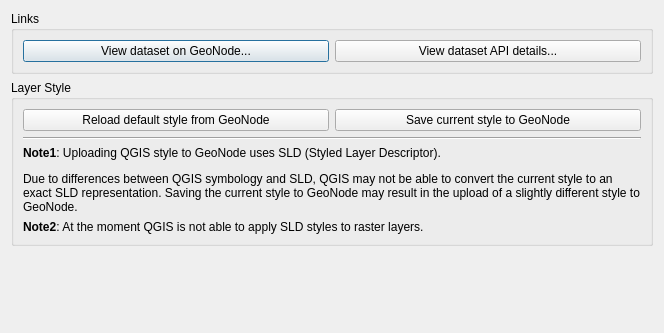
First picture: the form in src/qgis_geonode/ui/qgis_geonode_layer_dialog.ui, repository GeoNode/QGISGeoNodePlugin, before the edit.
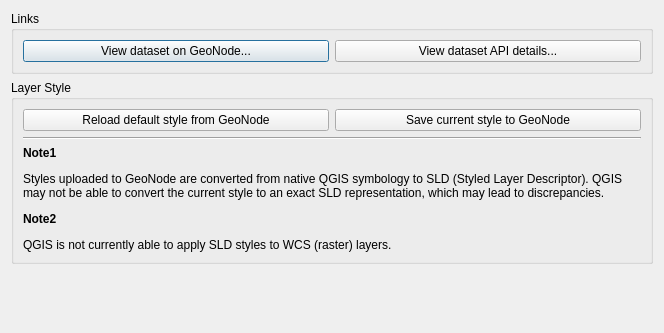
Second picture: the form after the edit. Custom widgets are drawn as their Qt base class.

Commit message: Enable saving raster SLD on the remote GeoNode

Diff of the .ui file:
```diff
--- a/src/qgis_geonode/ui/qgis_geonode_layer_dialog.ui
+++ b/src/qgis_geonode/ui/qgis_geonode_layer_dialog.ui
@@ -80,17 +80,7 @@
          </sizepolicy>
         </property>
         <property name="text">
-         <string>&lt;html&gt;&lt;head/&gt;&lt;body&gt;&lt;p&gt;&lt;span style=&quot; font-weight:600;&quot;&gt;Note1&lt;/span&gt;: Uploading QGIS style to GeoNode uses SLD (Styled Layer Descriptor). &lt;/p&gt;&lt;p&gt;Due to differences between QGIS symbology and SLD, QGIS may not be able to convert the current style to an exact SLD representation. Saving the current style to GeoNode may result in the upload of a slightly different style to GeoNode.&lt;/p&gt;&lt;/body&gt;&lt;/html&gt;</string>
-        </property>
-        <property name="wordWrap">
-         <bool>true</bool>
-        </property>
-       </widget>
-      </item>
-      <item>
-       <widget class="QLabel" name="raster_style_read_warning_la">
-        <property name="text">
-         <string>&lt;html&gt;&lt;head/&gt;&lt;body&gt;&lt;p&gt;&lt;span style=&quot; font-weight:600;&quot;&gt;Note2&lt;/span&gt;: At the moment QGIS is not able to apply SLD styles to raster layers.&lt;/p&gt;&lt;/body&gt;&lt;/html&gt;</string>
+         <string>&lt;html&gt;&lt;head/&gt;&lt;body&gt;&lt;p&gt;&lt;span style=&quot; font-weight:600;&quot;&gt;Note1&lt;/span&gt;&lt;/p&gt;&lt;p&gt;Styles uploaded to GeoNode are converted from native QGIS symbology to SLD (Styled Layer Descriptor). QGIS may not be able to convert the current style to an exact SLD representation, which may lead to discrepancies.&lt;/p&gt;&lt;p&gt;&lt;span style=&quot; font-weight:600;&quot;&gt;Note2&lt;/span&gt;&lt;/p&gt;&lt;p&gt;QGIS is not currently able to apply SLD styles to WCS (raster) layers.&lt;/p&gt;&lt;/body&gt;&lt;/html&gt;</string>
         </property>
         <property name="wordWrap">
          <bool>true</bool>
```
The commit also changes 3 other files.
